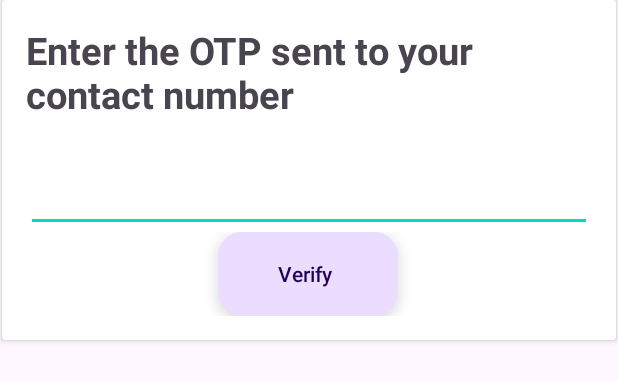
After one commit to jaymaurya1256/Gossip, an Android app: the layout pop_up_window_phone_otp.xml on its own in the app's theme, with its tools: preview values and no code run, on a phone screen of 412 x 824 dp. The commit adds this screen. Shown: the top 381 px of the screen. Run offline under Robolectric (Android 15) with nearby library versions, the phone set to English and light mode, and no system bars.

Commit message:
Implement signup with phone number

```diff
--- a/app/src/main/java/dev/jay/gossip/ui/login/LoginActivity.kt
+++ b/app/src/main/java/dev/jay/gossip/ui/login/LoginActivity.kt
@@ -23,7 +23,7 @@ class LoginActivity : AppCompatActivity() {
         binding.loginButton.setOnClickListener{
             val email = binding.email.text.toString()
             val password = binding.password.text.toString()
-            if (email.isEmpty() || password.isEmpty()){
+            if (email.isEmpty() || password.isEmpty()) {
                 Snackbar.make(this,binding.root,"Either email or password is empty", Snackbar.LENGTH_SHORT).show()
             }else{
                 auth.signInWithEmailAndPassword(email, password).addOnCompleteListener {
--- /dev/null
+++ b/app/src/main/res/layout/pop_up_window_phone_otp.xml
@@ -0,0 +1,48 @@
+<?xml version="1.0" encoding="utf-8"?>
+<androidx.constraintlayout.widget.ConstraintLayout xmlns:android="http://schemas.android.com/apk/res/android"
+    xmlns:app="http://schemas.android.com/apk/res-auto"
+    xmlns:tools="http://schemas.android.com/tools"
+    android:layout_width="match_parent"
+    android:layout_height="match_parent">
+
+    <androidx.cardview.widget.CardView
+        android:layout_width="409dp"
+        android:layout_height="wrap_content"
+        app:layout_constraintEnd_toEndOf="parent"
+        app:layout_constraintStart_toStartOf="parent"
+        app:layout_constraintTop_toTopOf="parent" >
+        <LinearLayout
+            android:layout_width="match_parent"
+            android:layout_height="match_parent"
+            android:layout_margin="16dp"
+            android:orientation="vertical">
+            <TextView
+                android:layout_width="wrap_content"
+                android:layout_height="wrap_content"
+                android:text="@string/enter_otp"
+                android:textSize="25sp"
+                android:textStyle="bold"/>
+            <com.google.android.material.textfield.TextInputEditText
+                android:id="@+id/input_field_otp"
+                android:layout_width="match_parent"
+                android:layout_height="match_parent"
+                android:text=""
+                android:textSize="40sp"
+                android:textStyle="bold"/>
+            <androidx.constraintlayout.widget.ConstraintLayout
+                android:layout_width="match_parent"
+                android:layout_height="wrap_content">
+
+                <com.google.android.material.floatingactionbutton.ExtendedFloatingActionButton
+                    android:id="@+id/fab_otp_verify"
+                    android:layout_width="wrap_content"
+                    android:layout_height="wrap_content"
+                    android:text="@string/verify"
+                    app:layout_constraintEnd_toEndOf="parent"
+                    app:layout_constraintHorizontal_bias="0.498"
+                    app:layout_constraintStart_toStartOf="parent"
+                    app:layout_constraintTop_toTopOf="parent" />
+            </androidx.constraintlayout.widget.ConstraintLayout>
+        </LinearLayout>
+    </androidx.cardview.widget.CardView>
+</androidx.constraintlayout.widget.ConstraintLayout>
--- a/app/src/main/res/values/strings.xml
+++ b/app/src/main/res/values/strings.xml
@@ -13,5 +13,7 @@
     <string name="full_name">Your Full Name</string>
     <string name="contact">Your Contact Number</string>
     <string name="back_to_login">Login</string>
+    <string name="enter_otp">Enter the OTP sent to your contact number</string>
+    <string name="verify">Verify</string>
 
 </resources>
```
Also changed, not shown: app/src/main/java/dev/jay/gossip/ui/signup/SignupActivity.kt (+70 -1 lines).
